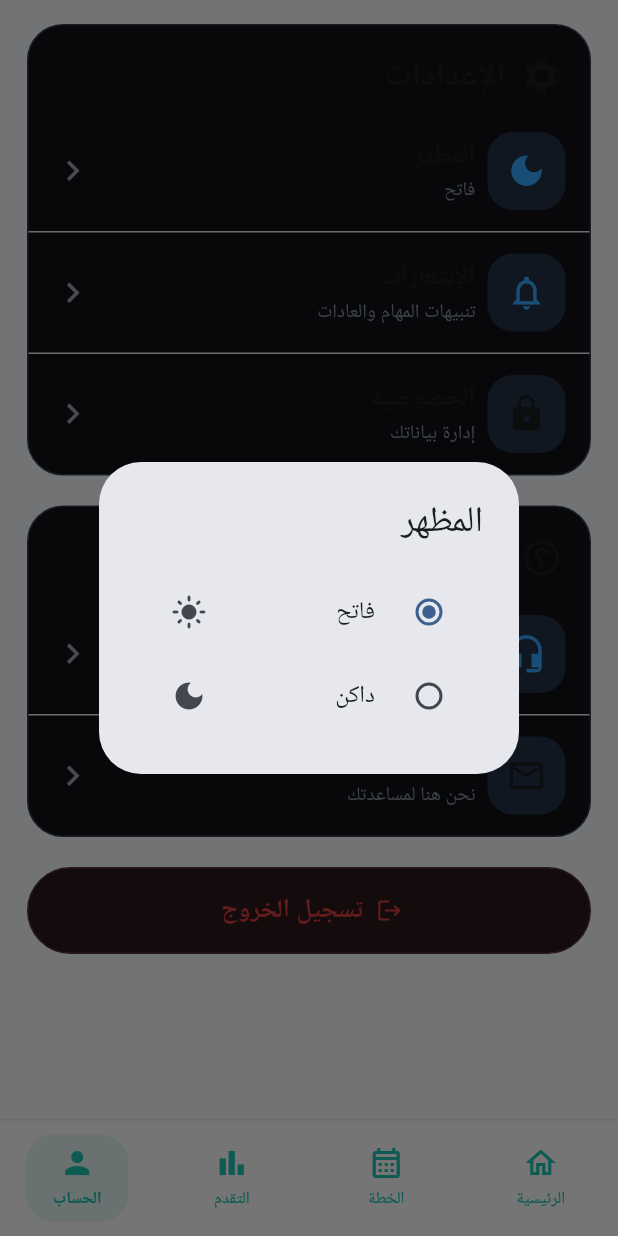
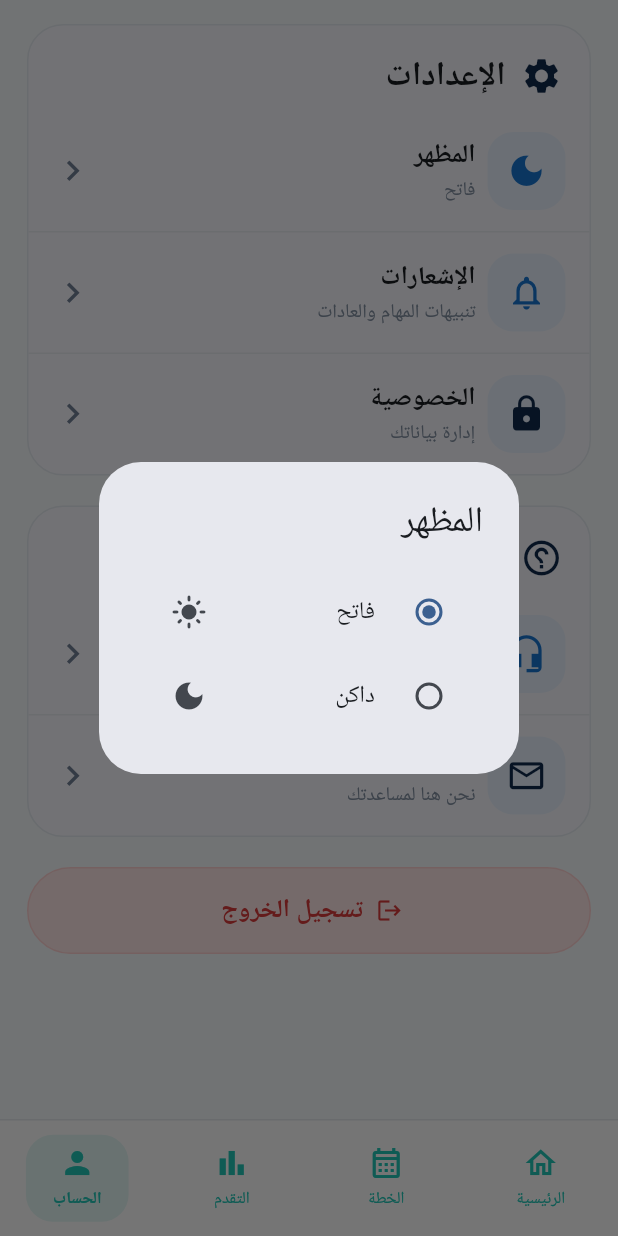
Before and after one commit to hosenovr-ship-it/flumea, a Flutter app: the AccountScreen screen opened directly, scrolled down 280 dp, after a tap on "المظهر", on a phone screen of 412 x 824 dp. Run offline on Flutter 3.47's test engine with Material 3 defaults, Android fonts, the phone set to English and light mode, and no system bars; our stand-ins replace font_awesome_flutter, image_picker, shared_preferences, supabase_flutter; accounts and stored records are empty.

Commit message:
Add files via upload

```diff
--- a/lib/account_screen.dart
+++ b/lib/account_screen.dart
@@ -16,9 +16,9 @@ class AccountScreen extends StatefulWidget {
 
 class _AccountScreenState extends State<AccountScreen> {
   static const Color navy = Color(0xFF102A4C);
-  static const Color blue = Color(0xFF35A9FF);
-  static const Color lightBlue = Color(0xFF223247);
-  static const Color background = Color(0xFF0B151E);
+  static const Color blue = Color(0xFF1976D2);
+  static const Color lightBlue = Color(0xFFEAF3FF);
+  static const Color background = Color(0xFFF7FAFC);
 
   final SupabaseClient _supabase = Supabase.instance.client;
   final ImagePicker _imagePicker = ImagePicker();
@@ -66,7 +66,7 @@ class _AccountScreenState extends State<AccountScreen> {
 
     final source = await showModalBottomSheet<ImageSource>(
       context: context,
-      backgroundColor: const Color(0xFF111216),
+      backgroundColor: Colors.white,
       shape: const RoundedRectangleBorder(
         borderRadius: BorderRadius.vertical(top: Radius.circular(24)),
       ),
@@ -81,34 +81,34 @@ class _AccountScreenState extends State<AccountScreen> {
                   width: 42,
                   height: 5,
                   decoration: BoxDecoration(
-                    color: const Color(0xFF34404A),
+                    color: const Color(0xFFD9E0E7),
                     borderRadius: BorderRadius.circular(20),
                   ),
                 ),
                 const SizedBox(height: 18),
-                Text(
+                const Text(
                   'اختيار صورة الحساب',
                   style: TextStyle(
                     fontSize: 20,
                     fontWeight: FontWeight.bold,
-                    color: Theme.of(context).colorScheme.onSurface,
+                    color: navy,
                   ),
                 ),
                 const SizedBox(height: 14),
                 ListTile(
-                  leading: CircleAvatar(
+                  leading: const CircleAvatar(
                     backgroundColor: lightBlue,
                     child: Icon(Icons.photo_library, color: blue),
                   ),
-                  title: Text('اختيار من المعرض'),
+                  title: const Text('اختيار من المعرض'),
                   onTap: () => Navigator.pop(context, ImageSource.gallery),
                 ),
                 ListTile(
-                  leading: CircleAvatar(
+                  leading: const CircleAvatar(
                     backgroundColor: lightBlue,
                     child: Icon(Icons.camera_alt, color: navy),
                   ),
-                  title: Text('التقاط صورة بالكاميرا'),
+                  title: const Text('التقاط صورة بالكاميرا'),
                   onTap: () => Navigator.pop(context, ImageSource.camera),
                 ),
               ],
@@ -240,7 +240,7 @@ class _AccountScreenState extends State<AccountScreen> {
         return Directionality(
           textDirection: TextDirection.rtl,
           child: AlertDialog(
-            title: Text('تعديل الملف الشخصي'),
+            title: const Text('تعديل الملف الشخصي'),
             content: TextFormField(
               initialValue: _fullName,
               textInputAction: TextInputAction.done,
@@ -263,7 +263,7 @@ class _AccountScreenState extends State<AccountScreen> {
                 onPressed: () {
                   Navigator.of(dialogContext).pop();
                 },
-                child: Text('إلغاء'),
+                child: const Text('إلغاء'),
               ),
               FilledButton(
                 onPressed: () {
@@ -272,7 +272,7 @@ class _AccountScreenState extends State<AccountScreen> {
                     Navigator.of(dialogContext).pop(value);
                   }
                 },
-                child: Text('حفظ'),
+                child: const Text('حفظ'),
               ),
             ],
           ),
@@ -317,15 +317,15 @@ class _AccountScreenState extends State<AccountScreen> {
         return Directionality(
           textDirection: TextDirection.rtl,
           child: AlertDialog(
-            title: Text('المظهر'),
+            title: const Text('المظهر'),
             content: Column(
               mainAxisSize: MainAxisSize.min,
               children: [
                 RadioListTile<ThemeMode>(
                   value: ThemeMode.light,
                   groupValue: currentMode,
-                  title: Text('فاتح'),
-                  secondary: Icon(Icons.light_mode),
+                  title: const Text('فاتح'),
+                  secondary: const Icon(Icons.light_mode),
                   onChanged: (value) {
                     if (value != null) {
                       Navigator.of(dialogContext).pop(value);
@@ -335,8 +335,8 @@ class _AccountScreenState extends State<AccountScreen> {
                 RadioListTile<ThemeMode>(
                   value: ThemeMode.dark,
                   groupValue: currentMode,
-                  title: Text('داكن'),
-                  secondary: Icon(Icons.dark_mode),
+                  title: const Text('داكن'),
+                  secondary: const Icon(Icons.dark_mode),
                   onChanged: (value) {
                     if (value != null) {
                       Navigator.of(dialogContext).pop(value);
@@ -397,13 +397,13 @@ class _AccountScreenState extends State<AccountScreen> {
                     textDirection: TextDirection.ltr,
                     crossAxisAlignment: CrossAxisAlignment.start,
                     children: [
-                      Text(
+                      const Text(
                         'FLUMEA',
                         textAlign: TextAlign.left,
                         style: TextStyle(
                           fontSize: 17,
                           fontWeight: FontWeight.bold,
-                          color: Theme.of(context).colorScheme.onSurface,
+                          color: navy,
                         ),
                       ),
                       const SizedBox(width: 14),
@@ -420,7 +420,7 @@ class _AccountScreenState extends State<AccountScreen> {
                                   fontSize: 30,
                                   height: 1.05,
                                   fontWeight: FontWeight.bold,
-                                  color: Theme.of(context).colorScheme.onSurface,
+                                  color: navy,
                                 ),
                               ),
                             ),
@@ -432,7 +432,7 @@ class _AccountScreenState extends State<AccountScreen> {
                                 textAlign: TextAlign.right,
                                 style: TextStyle(
                                   fontSize: 16,
-                                  color: Color(0xFF9AA6B2),
+                                  color: Color(0xFF7B8798),
                                 ),
                               ),
                             ),
@@ -455,8 +455,8 @@ class _AccountScreenState extends State<AccountScreen> {
                       end: Alignment.bottomLeft,
                       colors: isDark
                           ? const [
-                              Color(0xFF18242E),
-                              Color(0xFF111216),
+                              Color(0xFF17212B),
+                              Color(0xFF1B2733),
                             ]
                           : const [
                               Color(0xFFF2FBFA),
@@ -464,7 +464,7 @@ class _AccountScreenState extends State<AccountScreen> {
                             ],
                     ),
                     border: Border.all(
-                      color: Color(0xFF34404A),
+                      color: Color(0xFFE4EBF2),
                     ),
                   ),
                   child: Row(
@@ -479,27 +479,25 @@ class _AccountScreenState extends State<AccountScreen> {
                             Container(
                               width: 92,
                               height: 92,
-                              decoration: BoxDecoration(
+                              decoration: const BoxDecoration(
                                 shape: BoxShape.circle,
-                                color: isDark
-                                    ? const Color(0xFF203A45)
-                                    : const Color(0xFFE3F5F1),
+                                color: Color(0xFFE3F5F1),
                               ),
                               clipBehavior: Clip.antiAlias,
                               child: _avatarUrl != null && _avatarUrl!.isNotEmpty
                                   ? Image.network(
                                       _avatarUrl!,
                                       fit: BoxFit.cover,
-                                      errorBuilder: (_, error, stackTrace) => Icon(
+                                      errorBuilder: (_, error, stackTrace) => const Icon(
                                         Icons.person,
                                         size: 58,
-                                        color: Theme.of(context).colorScheme.onSurface,
+                                        color: navy,
                                       ),
                                     )
-                                  : Icon(
+                                  : const Icon(
                                       Icons.person,
                                       size: 58,
-                                      color: Theme.of(context).colorScheme.onSurface,
+                                      color: navy,
                                     ),
                             ),
                             Positioned(
@@ -508,9 +506,9 @@ class _AccountScreenState extends State<AccountScreen> {
                               child: Container(
                                 width: 34,
                                 height: 34,
-                                decoration: BoxDecoration(
+                                decoration: const BoxDecoration(
                                   shape: BoxShape.circle,
-                                  color: Theme.of(context).colorScheme.onSurface,
+                                  color: navy,
                                 ),
                                 child: _uploadingAvatar
                                     ? const Padding(
@@ -523,7 +521,7 @@ class _AccountScreenState extends State<AccountScreen> {
                                           ),
                                         ),
                                       )
-                                    : Icon(
+                                    : const Icon(
                                         Icons.camera_alt,
                                         size: 18,
                                         color: Colors.white,
@@ -544,11 +542,11 @@ class _AccountScreenState extends State<AccountScreen> {
                               child: Text(
                                 _loading ? '...' : _fullName,
                                 textAlign: TextAlign.right,
-                                style: TextStyle(
+                                style: const TextStyle(
                                   fontSize: 25,
                                   height: 1.15,
                                   fontWeight: FontWeight.bold,
-                                  color: Theme.of(context).colorScheme.onSurface,
+                                  color: navy,
                                 ),
                               ),
                             ),
@@ -560,7 +558,7 @@ class _AccountScreenState extends State<AccountScreen> {
                                 textAlign: TextAlign.right,
                                 style: TextStyle(
                                   fontSize: 14,
-                                  color: Color(0xFF9AA6B2),
+                                  color: Color(0xFF718096),
                                 ),
                               ),
                             ),
@@ -569,12 +567,12 @@ class _AccountScreenState extends State<AccountScreen> {
                               alignment: Alignment.centerRight,
                               child: OutlinedButton.icon(
                                 onPressed: _editProfile,
-                                icon: Icon(
+                                icon: const Icon(
                                   Icons.edit,
                                   size: 19,
                                   color: blue,
                                 ),
-                                label: Text(
+                                label: const Text(
                                   'تعديل الملف الشخصي',
                                   textAlign: TextAlign.right,
                                   style: TextStyle(
@@ -583,9 +581,9 @@ class _AccountScreenState extends State<AccountScreen> {
                                   ),
                                 ),
                                 style: OutlinedButton.styleFrom(
-                                  backgroundColor: const Color(0xFF111216),
+                                  backgroundColor: Colors.white,
                                   side: const BorderSide(
-                                    color: Color(0xFF34404A),
+                                    color: Color(0xFFE4EBF2),
                                   ),
                                   shape: RoundedRectangleBorder(
                                     borderRadius: BorderRadius.circular(30),
@@ -632,7 +630,7 @@ class _AccountScreenState extends State<AccountScreen> {
                       icon: Icons.lock,
                       title: 'الخصوصية',
                       subtitle: 'إدارة بياناتك',
-                      color: Theme.of(context).colorScheme.onSurface,
+                      color: navy,
                       last: true,
                     ),
                   ],
@@ -654,7 +652,7 @@ class _AccountScreenState extends State<AccountScreen> {
                       icon: Icons.mail_outline,
                       title: 'تواصل معنا',
                       subtitle: 'نحن هنا لمساعدتك',
-                      color: Theme.of(context).colorScheme.onSurface,
+                      color: navy,
                       last: true,
                     ),
                   ],
@@ -665,19 +663,19 @@ class _AccountScreenState extends State<AccountScreen> {
                 Container(
                   height: 58,
                   decoration: BoxDecoration(
-                    color: const Color(0xFF2A181B),
+                    color: const Color(0xFFFFE7E7),
                     borderRadius: BorderRadius.circular(30),
                     border: Border.all(
-                      color: const Color(0xFF573238),
+                      color: const Color(0xFFFFD2D2),
                     ),
                   ),
                   child: TextButton.icon(
                     onPressed: _signOut,
-                    icon: Icon(
+                    icon: const Icon(
                       Icons.logout,
                       color: Color(0xFFD93B3B),
                     ),
-                    label: Text(
+                    label: const Text(
                       'تسجيل الخروج',
                       style: TextStyle(
                         color: Color(0xFFD93B3B),
@@ -691,7 +689,7 @@ class _AccountScreenState extends State<AccountScreen> {
             ),
           ),
         ),
-        bottomNavigationBar: const FlumeaBottomNavigation(
+        bottomNavigationBar: FlumeaBottomNavigation(
           selectedIndex: 3,
         ),
       ),
@@ -705,10 +703,10 @@ class _AccountScreenState extends State<AccountScreen> {
   }) {
     return Container(
       decoration: BoxDecoration(
-        color: const Color(0xFF111216),
+        color: Theme.of(context).cardColor,
         borderRadius: BorderRadius.circular(24),
         border: Border.all(
-          color: const Color(0xFF34404A),
+          color: const Color(0xFFE5EBF1),
         ),
       ),
       child: Column(
@@ -720,7 +718,7 @@ class _AccountScreenState extends State<AccountScreen> {
               children: [
                 Icon(
                   icon,
-                  color: Theme.of(context).colorScheme.onSurface,
+                  color: navy,
                   size: 28,
                 ),
                 const SizedBox(width: 10),
@@ -755,7 +753,7 @@ class _AccountScreenState extends State<AccountScreen> {
     final isDark = Theme.of(context).brightness == Brightness.dark;
     final primary = Theme.of(context).colorScheme.onSurface;
     final secondary = isDark ? const Color(0xFFB8C2CC) : const Color(0xFF8290A2);
-    final divider = isDark ? const Color(0xFF29343E) : const Color(0xFFE9EEF3);
+    final divider = isDark ? const Color(0xFF2A3540) : const Color(0xFFE9EEF3);
     final iconBackground = isDark ? const Color(0xFF223247) : lightBlue;
 
     return InkWell(
@@ -779,9 +777,9 @@ class _AccountScreenState extends State<AccountScreen> {
           textDirection: TextDirection.ltr,
           crossAxisAlignment: CrossAxisAlignment.center,
           children: [
-            Icon(
+            const Icon(
               Icons.chevron_left,
-              color: Color(0xFF9AA6B2),
+              color: Color(0xFF718096),
               size: 27,
             ),
             const Spacer(),
```
